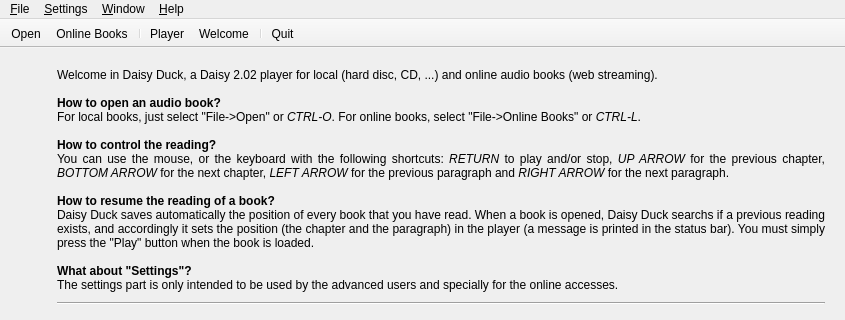
Qt form src/winMain.ui (Skywalker13/DaisyDuck) before a commit; both pictures show x 0 to 845 and y 0 to 320 of the 845 by 700 pixel window.
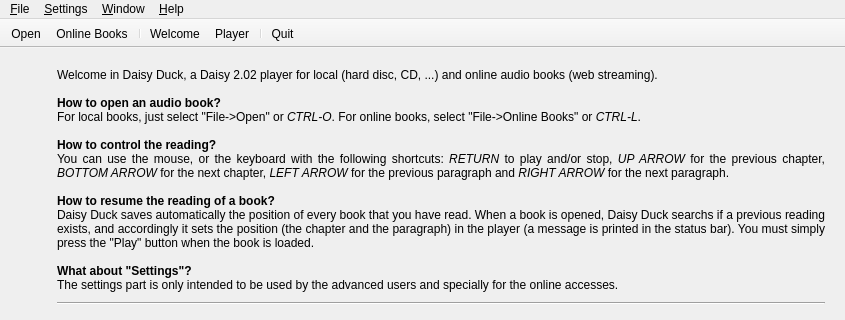
The same form after that commit. Icons and pictures are not drawn.

Commit message: change actions order in the menu and the toolbar

```diff
--- a/src/winMain.ui
+++ b/src/winMain.ui
@@ -652,8 +652,8 @@
    <addaction name="actionOpen"/>
    <addaction name="actionOnlineBooks"/>
    <addaction name="separator"/>
-   <addaction name="actionPlayer"/>
    <addaction name="actionHelp"/>
+   <addaction name="actionPlayer"/>
    <addaction name="separator"/>
    <addaction name="actionQuit"/>
   </widget>
```
Left out of the diff: 2 changed lines with no effect on the pictures.
